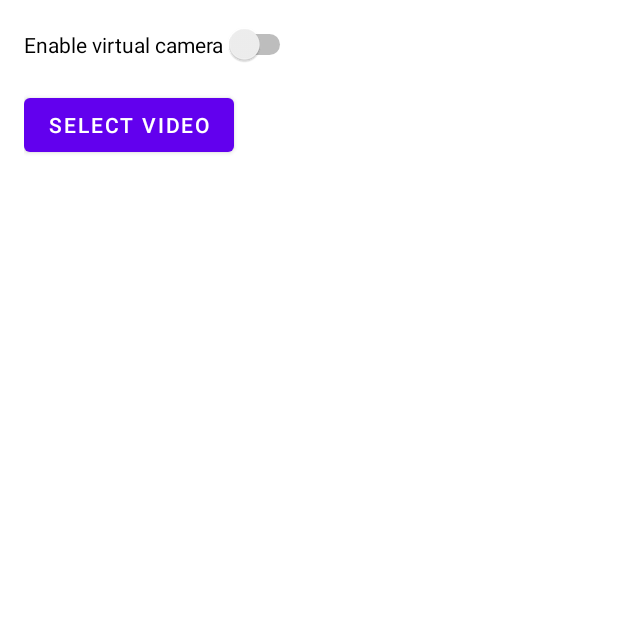
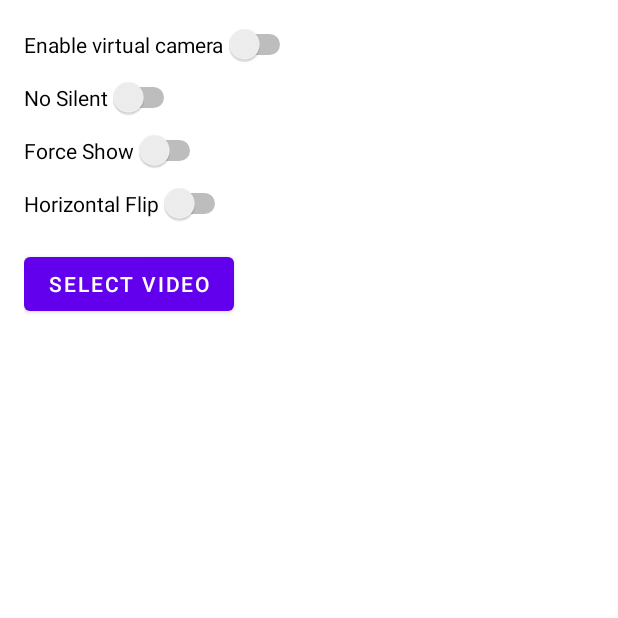
Before and after one commit to wsg788/DroidFakeCam, an Android app: the screen it shows after launch (MainActivity), on a phone screen of 412 x 824 dp, the top half of it. Run offline under Robolectric (Android 15) with nearby library versions, the phone set to English and light mode, and no system bars; libraries missing offline, so code that uses them is left out: com.topjohnwu.superuser; 1 statement that could not run was skipped.

Commit message:
Add switches for no-silent, force_show, and h_flip flags

```diff
--- a/app/src/main/res/layout/activity_main.xml
+++ b/app/src/main/res/layout/activity_main.xml
@@ -11,6 +11,27 @@
         android:layout_height="wrap_content"
         android:text="Enable virtual camera" />
 
+        <Switch
+        android:id="@+id/switch_no_silent"
+        android:layout_width="wrap_content"
+        android:layout_height="wrap_content"
+        android:text="No Silent"
+        android:layout_marginTop="8dp" />
+
+    <Switch
+        android:id="@+id/switch_force_show"
+        android:layout_width="wrap_content"
+        android:layout_height="wrap_content"
+        android:text="Force Show"
+        android:layout_marginTop="8dp" />
+
+    <Switch
+        android:id="@+id/switch_h_flip"
+        android:layout_width="wrap_content"
+        android:layout_height="wrap_content"
+        android:text="Horizontal Flip"
+        android:layout_marginTop="8dp" />
+
     <Button
         android:id="@+id/btn_pick_video"
         android:layout_width="wrap_content"
```
